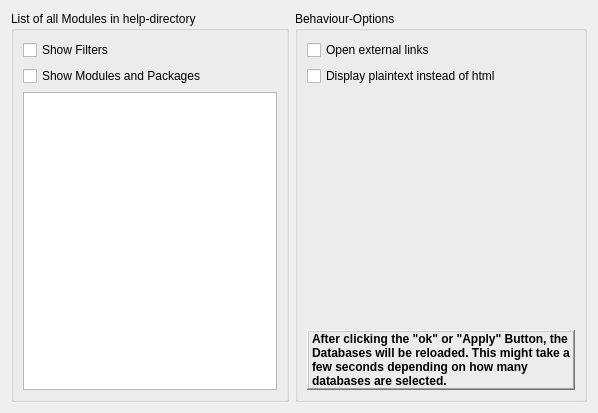
First picture: the form in Qitom/ui/widgetPropHelpDock.ui, repository itom-project/itom, before the edit.
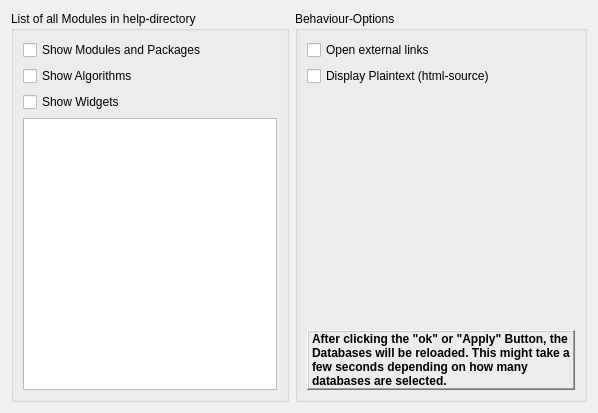
Second picture: the form after the edit.

Commit message: improved help widget for docu about filters and widgets

```diff
--- a/Qitom/ui/widgetPropHelpDock.ui
+++ b/Qitom/ui/widgetPropHelpDock.ui
@@ -22,13 +22,6 @@
         <string>List of all Modules in help-directory</string>
        </property>
        <layout class="QVBoxLayout" name="verticalLayout">
-        <item>
-         <widget class="QCheckBox" name="checkFilters">
-          <property name="text">
-           <string>Show Filters</string>
-          </property>
-         </widget>
-        </item>
         <item>
          <widget class="QCheckBox" name="checkModules">
           <property name="text">
@@ -36,6 +29,20 @@
           </property>
          </widget>
         </item>
+        <item>
+         <widget class="QCheckBox" name="checkFilters">
+          <property name="text">
+           <string>Show Algorithms</string>
+          </property>
+         </widget>
+        </item>
+        <item>
+         <widget class="QCheckBox" name="checkWidgets">
+          <property name="text">
+           <string>Show Widgets</string>
+          </property>
+         </widget>
+        </item>
         <item>
          <widget class="QListWidget" name="listWidget"/>
         </item>
@@ -58,7 +65,7 @@
         <item>
          <widget class="QCheckBox" name="checkPlaintext">
           <property name="text">
-           <string>Display plaintext instead of html</string>
+           <string>Display Plaintext (html-source)</string>
           </property>
          </widget>
         </item>
```
The commit also changes 12 other files.
